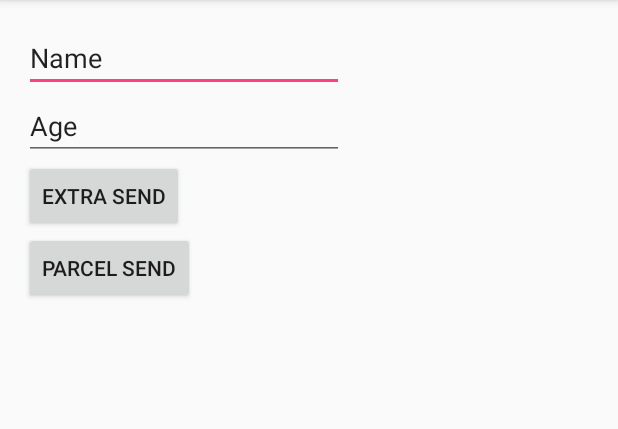
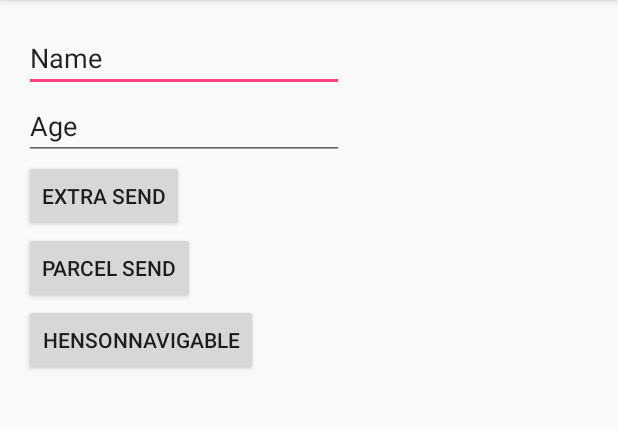
Before and after one commit to soaringEveryday/DartHensonSample, an Android app: the screen it shows after launch (MainActivity), after a tap on "PARCEL SEND", on a phone screen of 412 x 824 dp, the part 84-513 px from its top. Run offline under Robolectric (Android 15) with nearby library versions, the phone set to English and light mode, and no system bars; our stand-ins replace ButterKnife; libraries missing offline, so code that uses them is left out: org.parceler; 2 statements that could not run were skipped.

```diff
--- a/app/src/main/AndroidManifest.xml
+++ b/app/src/main/AndroidManifest.xml
@@ -18,7 +18,8 @@
                 <category android:name="android.intent.category.LAUNCHER" />
             </intent-filter>
         </activity>
-        <activity android:name=".DetailActivity"></activity>
+        <activity android:name=".DetailActivity" />
+        <activity android:name=".AnotherActivity"></activity>
     </application>
 
 </manifest>
--- a/app/src/main/java/com/jason/darthensonsample/MainActivity.java
+++ b/app/src/main/java/com/jason/darthensonsample/MainActivity.java
@@ -28,7 +28,8 @@ public class MainActivity extends AppCompatActivity {
 
     @OnClick({
             R.id.btnExtra,
-            R.id.btnParcel
+            R.id.btnParcel,
+            R.id.btnHenson
     })
     void onClick(View view) {
         switch (view.getId()) {
@@ -54,6 +55,8 @@ public class MainActivity extends AppCompatActivity {
                                 .build()
                 );
                 break;
+            case R.id.btnHenson:
+                break;
         }
     }
 }
--- a/app/src/main/res/layout/content_main.xml
+++ b/app/src/main/res/layout/content_main.xml
@@ -42,5 +42,12 @@
         android:text="parcel send"
         android:id="@+id/btnParcel" />
 
+    <Button
+        android:layout_width="wrap_content"
+        android:layout_height="wrap_content"
+        android:text="HensonNavigable"
+        android:id="@+id/btnHenson" />
+
+
 
 </LinearLayout>
```
Also changed, not shown: app/src/main/java/com/jason/darthensonsample/AnotherActivity.java (added, +34 -0 lines), app/src/main/res/layout/activity_another.xml (added, +23 -0 lines).
